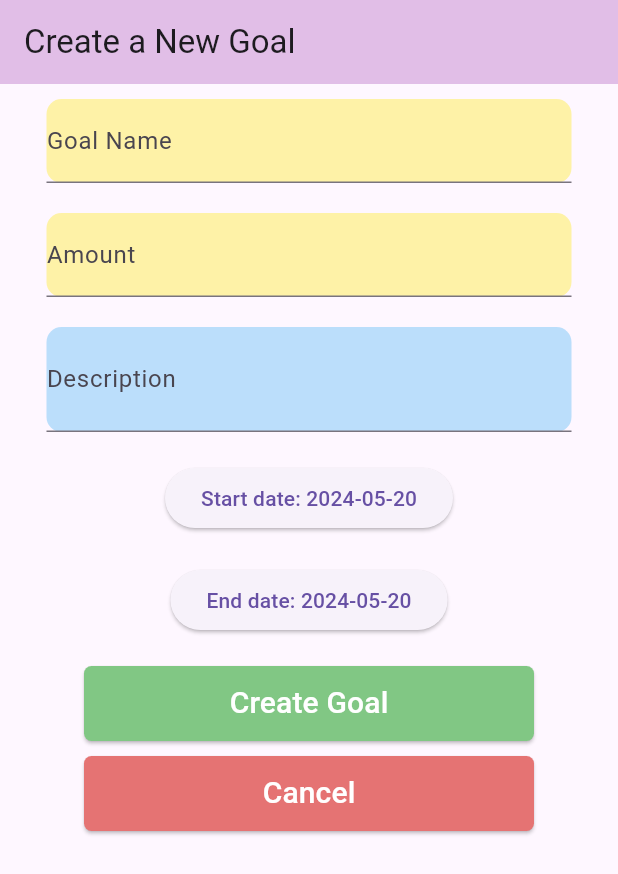
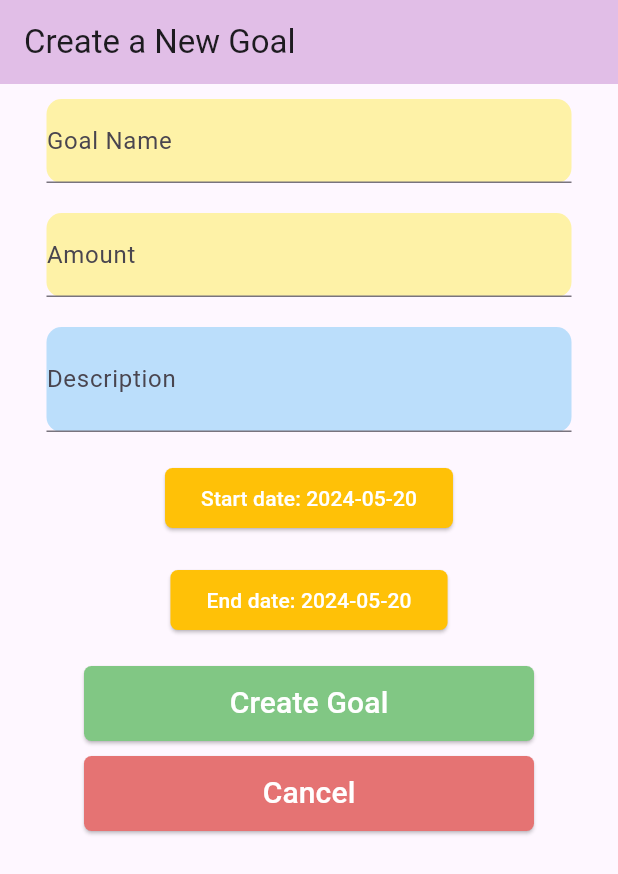
Before and after one commit to jaydapizzuco/Financial-Planning-App, a Flutter app: the AddGoal screen opened directly, on a phone screen of 412 x 824 dp. Shown: the top 874 px of the screen. Run offline on Flutter 3.47's test engine with Material 3 defaults, Android fonts, the phone set to English and light mode, and no system bars; our stand-ins replace cloud_firestore, firebase_auth, firebase_core, flutter_local_notifications, getwidget, pie_chart and 2 more; accounts and stored records are empty.

Commit message:
finalized a few styling details

```diff
--- a/financial_planner/lib/goals/addGoal.dart
+++ b/financial_planner/lib/goals/addGoal.dart
@@ -37,6 +37,7 @@ class _AddGoalState extends State<AddGoal> {
 
   Future<void> _selectStart(BuildContext context) async{
     final DateTime? pickedDate = await showDatePicker(
+
         context: context,
         initialDate: startDate,
         firstDate: startDate,
@@ -122,13 +123,27 @@ class _AddGoalState extends State<AddGoal> {
                   ),
                 ),
                 SizedBox(height: 20,),
-                ElevatedButton(onPressed: (){
+                ElevatedButton(
+                    style: ElevatedButton.styleFrom(
+                        shape: RoundedRectangleBorder(
+                          borderRadius: BorderRadius.circular(5), // <-- Radius
+                        ),
+                        backgroundColor: Colors.amber
+                    ),
+                    onPressed: (){
                   _selectStart(context);
-                }, child: Text('Start date: ${DateFormat('yyyy-MM-dd').format(startDate)}')),
+                }, child: Text('Start date: ${DateFormat('yyyy-MM-dd').format(startDate)}', style: TextStyle(color: Colors.white),)),
                 SizedBox(height: 20,),
-                ElevatedButton(onPressed: (){
+                ElevatedButton(
+                    style: ElevatedButton.styleFrom(
+                        shape: RoundedRectangleBorder(
+                          borderRadius: BorderRadius.circular(5), // <-- Radius
+                        ),
+                        backgroundColor: Colors.amber
+                    ),
+                    onPressed: (){
                   _selectEnd(context);
-                }, child: Text('End date: ${DateFormat('yyyy-MM-dd').format(endDate)}')),
+                }, child: Text('End date: ${DateFormat('yyyy-MM-dd').format(endDate)}', style: TextStyle(color: Colors.white))),
                 SizedBox(height: 20,),
                 SizedBox(
                     height: 50,
```
